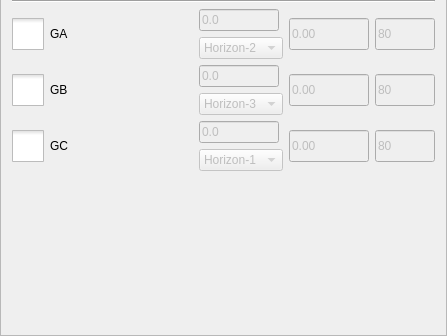
GaussCheng/2-5AxisPunch, file hcinstruction/actionsettingframe.ui: the form before one commit; both pictures show x 0 to 447 and y 329 to 665 of the 447 by 665 pixel window.
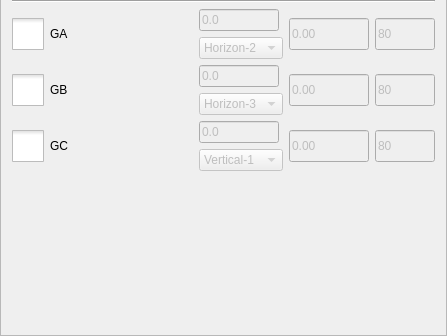
The form after the commit. Icons and pictures are not drawn. Custom widgets are drawn as their Qt base class.

```diff
--- a/hcinstruction/actionsettingframe.ui
+++ b/hcinstruction/actionsettingframe.ui
@@ -1024,7 +1024,7 @@
        </property>
        <item>
         <property name="text">
-         <string>Horizon-1</string>
+         <string>Vertical-1</string>
         </property>
        </item>
        <item>
```
Left out of the diff: 2 changed lines with no effect on the pictures.
